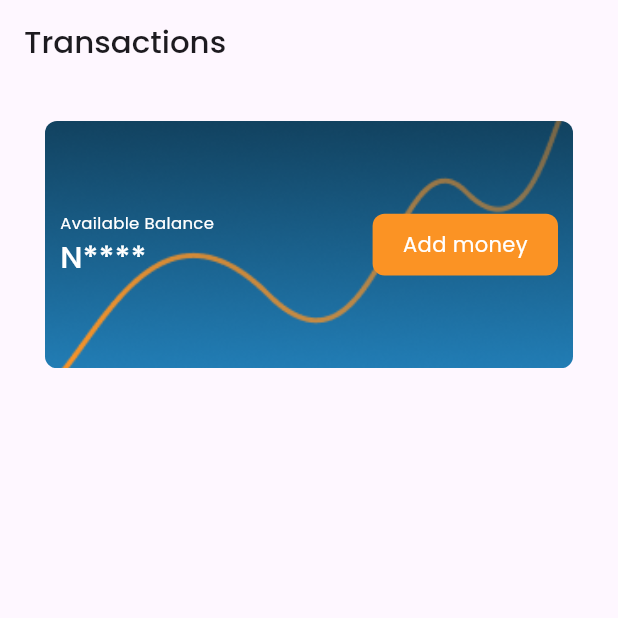
After one commit to mackings/Retilda-App, a Flutter app: the Transactions screen opened directly, on a phone screen of 412 x 824 dp, the top half of it. The commit adds this screen. Run offline on Flutter 3.47's test engine with Material 3 defaults, Android fonts, the light colour scheme and no system bars; our stand-ins replace dots_indicator, flutter_dotenv, flutter_riverpod, google_fonts, shared_preferences, sizer; accounts and stored records are empty; network calls fail.

Commit message:
transaction

```diff
--- a/lib/Views/Home/home.dart
+++ b/lib/Views/Home/home.dart
@@ -7,6 +7,7 @@ import 'package:retilda/Views/Auth/Signup.dart';
 import 'package:retilda/Views/Home/dashboard.dart';
 import 'package:retilda/Views/Products/cartpage.dart';
 import 'package:retilda/Views/Wallet/Purchasehistory.dart';
+import 'package:retilda/Views/Wallet/transactions.dart';
 import 'package:retilda/Views/Widgets/bottomnavbar.dart';
 import 'package:retilda/Views/Widgets/components.dart';
 import 'package:retilda/Views/Widgets/widgets.dart';
@@ -50,11 +51,12 @@ class _HomePageState extends State<HomePage> {
   }
 
   void _initializePages() {
+
     _pages = [
       Dashboard(),
       CartPage(),
       PurchaseHistory(),
-      Signup(),
+      Transactions()
     ];
   }
 
@@ -82,10 +84,10 @@ class _HomePageState extends State<HomePage> {
             icon: Icon(Icons.history),
             label: 'History',
           ),
-          // BottomNavigationBarItem(
-          //   icon: Icon(Icons.favorite_outline),
-          //   label: 'Favourites',
-          // ),
+          BottomNavigationBarItem(
+            icon: Icon(Icons.account_balance),
+            label: 'Transactions',
+          ),
           BottomNavigationBarItem(
             icon: Icon(Icons.person),
             label: 'Account',
--- /dev/null
+++ b/lib/Views/Wallet/transactions.dart
@@ -0,0 +1,157 @@
+import 'dart:async';
+import 'dart:convert';
+
+import 'package:flutter/material.dart';
+import 'package:flutter_riverpod/flutter_riverpod.dart';
+import 'package:retilda/Views/Widgets/components.dart';
+import 'package:retilda/Views/Widgets/widgets.dart';
+import 'package:shared_preferences/shared_preferences.dart';
+import 'package:sizer/sizer.dart';
+import 'package:http/http.dart' as http;
+
+class Transactions extends ConsumerStatefulWidget {
+  const Transactions({super.key});
+
+  @override
+  ConsumerState<ConsumerStatefulWidget> createState() => _TransactionsState();
+}
+
+class _TransactionsState extends ConsumerState<Transactions> {
+  String? balance;
+  String? _token;
+  String? wallet;
+
+  Future<void> _loadUserData() async {
+    SharedPreferences sharedPreferences = await SharedPreferences.getInstance();
+    String? userDataString = sharedPreferences.getString('userData');
+    if (userDataString != null) {
+      Map<String, dynamic> userData = jsonDecode(userDataString);
+      String token = userData['data']['token'];
+      String Wallet = userData['data']['user']['wallet']['accountNumber'];
+
+      setState(() {
+        _token = token;
+        wallet = Wallet;
+        print("Wallet >>> $wallet");
+      });
+    }
+  }
+
+  Future<void> getWalletBalance(String walletAccountNumber) async {
+    final Uri url = Uri.parse('https://retilda.onrender.com/Api/balance');
+
+    Map<String, String> requestBody = {
+      'walletAccountNumber': wallet.toString(),
+    };
+
+    String requestBodyJson = jsonEncode(requestBody);
+
+    try {
+      http.Response response = await http.post(
+        url,
+        headers: {
+          'Content-Type': 'application/json',
+          'Authorization': 'Bearer $_token',
+        },
+        body: requestBodyJson,
+      );
+
+      if (response.statusCode == 200) {
+        print(response.body);
+        Map<String, dynamic> responseBody = jsonDecode(response.body);
+
+        print(
+            'Wallet balance: ${responseBody['data']['responseBody']['availableBalance']}');
+
+        setState(() {
+          balance = responseBody['data']['responseBody']['availableBalance']
+              .toString();
+        });
+      } else {
+        print(response.body);
+        print('Failed to fetch wallet balance: ${response.statusCode}');
+      }
+    } catch (error) {
+      print('Error fetching wallet balance: $error');
+    }
+  }
+
+  @override
+  void initState() {
+    _loadUserData();
+    Timer(Duration(seconds: 1), () {
+      getWalletBalance(wallet.toString());
+    });
+    super.initState();
+  }
+
+  @override
+  Widget build(BuildContext context) {
+    return Scaffold(
+      appBar: AppBar(
+        automaticallyImplyLeading: false,
+        title: CustomText(
+          "Transactions",
+          fontSize: 15.sp,
+          fontWeight: FontWeight.w500,
+        ),
+      ),
+      body: Column(
+        children: [
+          SizedBox(
+            height: 3.h,
+          ),
+          Padding(
+            padding: const EdgeInsets.only(left: 30, right: 30),
+            child: Container(
+              height: 20.h,
+              decoration: BoxDecoration(
+                borderRadius: BorderRadius.circular(8),
+                  image: DecorationImage(
+                      image: AssetImage("assets/bg.jpg"), fit: BoxFit.cover)),
+              child: Padding(
+                padding: const EdgeInsets.all(10.0),
+                child: Row(
+                  mainAxisAlignment: MainAxisAlignment.spaceBetween,
+                  children: [
+                    Column(
+                      mainAxisAlignment: MainAxisAlignment.center,
+                      crossAxisAlignment: CrossAxisAlignment.start,
+                      children: [
+                           CustomText(
+                          "Available Balance",
+                          color: Colors.white,
+                          fontSize: 8.sp,
+                        ),
+                        CustomText(
+                          'N${balance== null?"****":balance.toString()}',
+                          fontSize: 15.sp,
+                          fontWeight: FontWeight.w500,
+                          color: Colors.white,
+                        ),
+                      ],
+                    ),
+                    Column(
+                      mainAxisAlignment: MainAxisAlignment.center,
+                      children: [
+                        Container(
+                          height: 5.h,
+                          width: 30.w,
+                          decoration: BoxDecoration(
+                            color: ROrange,
+                            borderRadius: BorderRadius.circular(8)
+                          ),
+                          child: Center(child: CustomText("Add money",color: Colors.white,)),
+                        )
+                      ],
+                    )
+                  ],
+                ),
+              ),
+            ),
+          )
+        ],
+      ),
+    );
+  }
+}
```
Also changed, not shown: lib/Views/Products/Allproducts.dart (+116 -10 lines), lib/Views/Products/searchresults.dart (added, +201 -0 lines), assets/bg.jpg (added).
